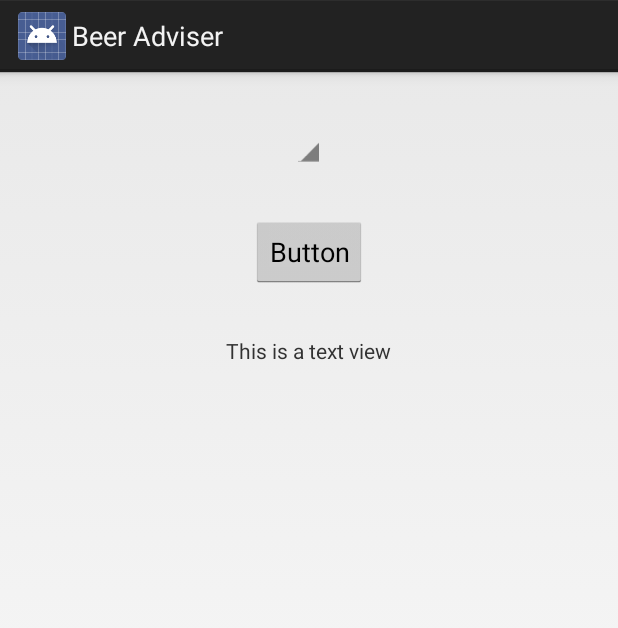
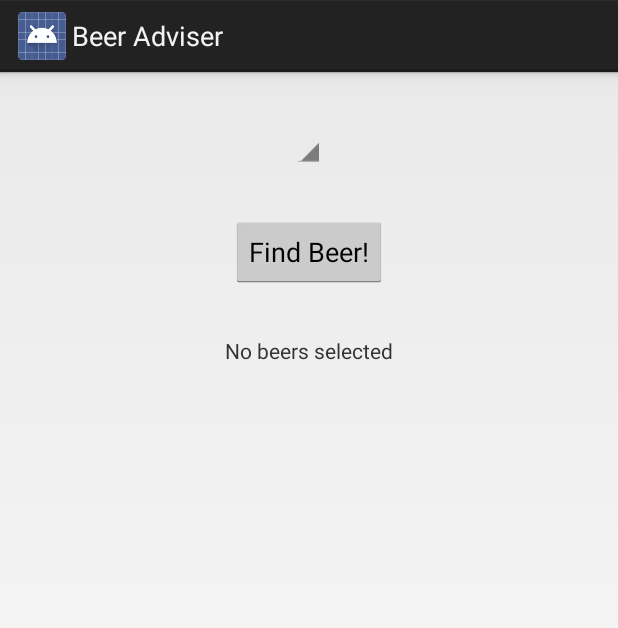
Before and after one commit to shumvlesu/beer, an Android app: the screen it shows after launch (FindBeerActivity), on a phone screen of 412 x 824 dp. Shown: the top 628 px of the screen. Run offline under Robolectric (Android 15) with nearby library versions, the phone set to English and light mode, and no system bars.

Commit message:
страница 91

```diff
--- a/app/src/main/res/layout/activity_find_beer.xml
+++ b/app/src/main/res/layout/activity_find_beer.xml
@@ -10,7 +10,7 @@
 
 
     <Spinner
-        android:id="@+id/spinner"
+        android:id="@+id/color"
         android:layout_width="wrap_content"
         android:layout_height="wrap_content"
         android:layout_marginTop="40dp"
@@ -18,20 +18,20 @@
         android:layout_margin="16dp"/>
 
     <Button
-        android:id="@+id/button"
+        android:id="@+id/find_beer"
         android:layout_width="wrap_content"
         android:layout_height="wrap_content"
         android:layout_gravity="center"
         android:layout_margin="16dp"
-        android:text="Button" />
+        android:text="@string/find_beer" />
 
     <TextView
 
-        android:id="@+id/textView"
+        android:id="@+id/brands"
         android:layout_width="wrap_content"
         android:layout_height="wrap_content"
         android:layout_margin="16dp"
         android:layout_gravity="center"
-        android:text="This is a text view" />
+        android:text="@string/brands" />
 
 </LinearLayout>
--- a/app/src/main/res/values/strings.xml
+++ b/app/src/main/res/values/strings.xml
@@ -1,3 +1,5 @@
 <resources>
     <string name="app_name">Beer Adviser</string>
+    <string name="find_beer">Find Beer!</string>
+    <string name="brands">No beers selected</string>
 </resources>
```
